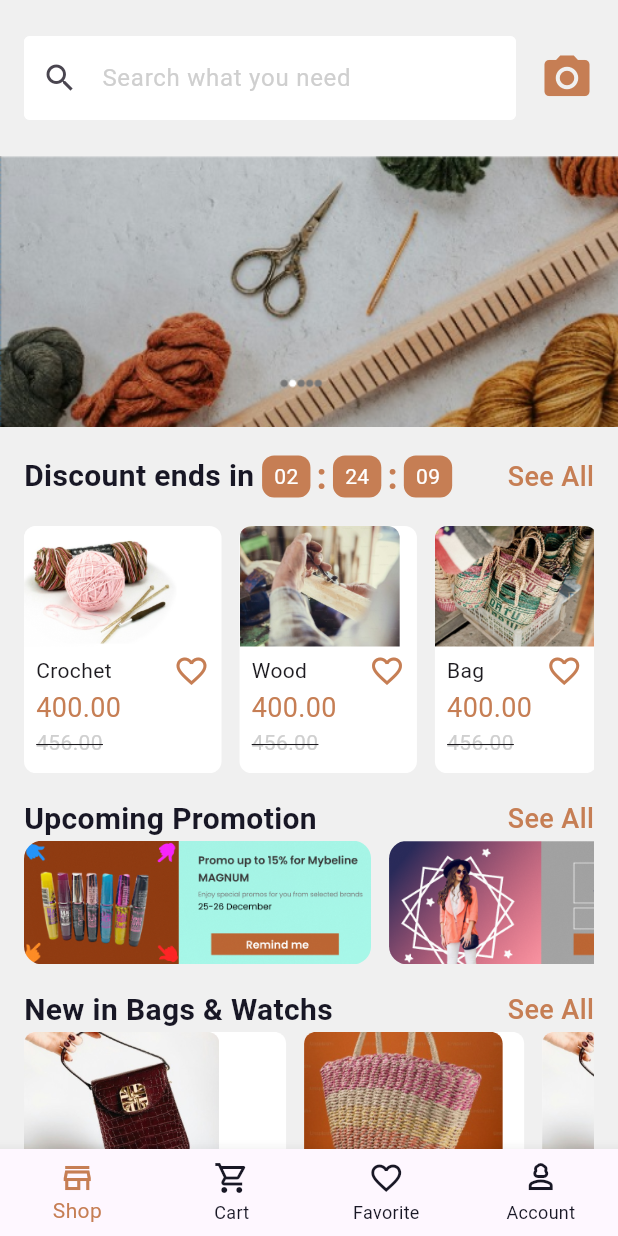
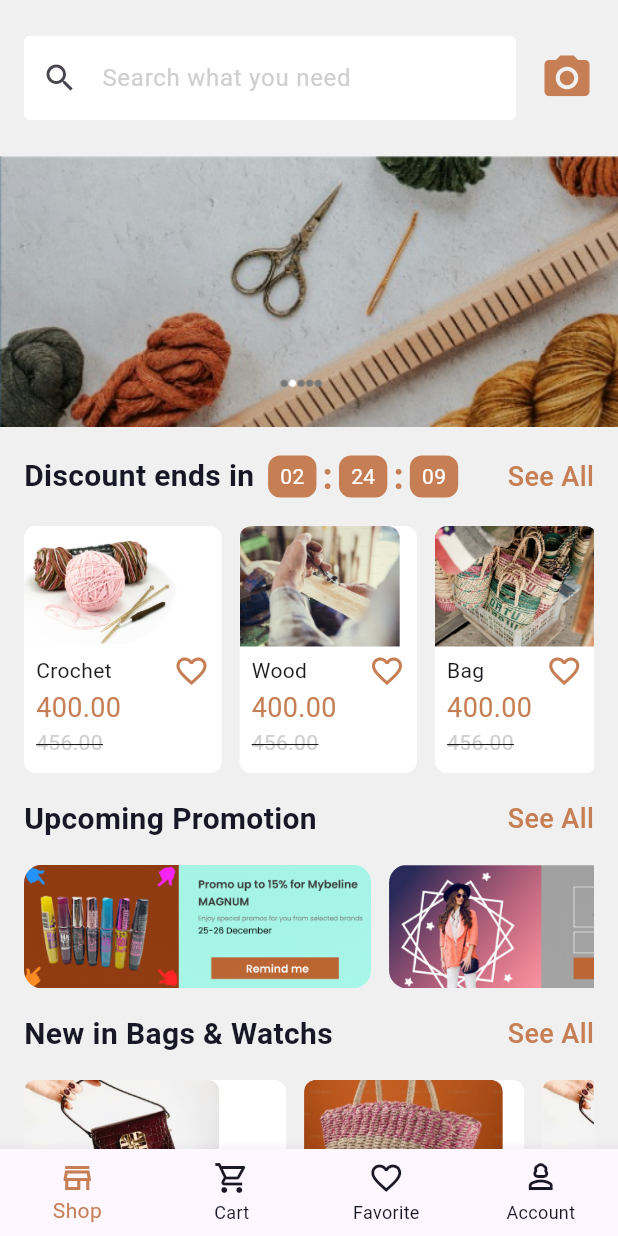
Before and after one commit to KareemFlutter/senior_code_task, a Flutter app: the screen it shows after launch, on a phone screen of 412 x 824 dp. Run offline on Flutter 3.47's test engine with Material 3 defaults, Android fonts, the phone set to English and light mode, and no system bars; our stand-ins replace bloc, flutter_bloc.

Commit message:
space_fix

```diff
--- a/lib/Feature/home/presentation/views/home_screen.dart
+++ b/lib/Feature/home/presentation/views/home_screen.dart
@@ -71,6 +71,7 @@ class HomeScreen extends StatelessWidget {
                     ),
                     const SizedBox(height: 16),
                     const CustomRowText(text: "Upcoming Promotion"),
+                    const SizedBox(height: 16),
                     SizedBox(
                       height: MediaQuery.sizeOf(context).height * 0.1,
                       child: ListView.separated(
@@ -88,6 +89,7 @@ class HomeScreen extends StatelessWidget {
                     ),
                     const SizedBox(height: 16),
                     const CustomRowText(text: "New in Bags & Watchs"),
+                    const SizedBox(height: 16),
                     SizedBox(
                       height: MediaQuery.sizeOf(context).height * 0.18,
                       child: ListView.separated(
@@ -107,6 +109,7 @@ class HomeScreen extends StatelessWidget {
                     ),
                     const SizedBox(height: 16),
                     const CustomRowText(text: "New in Crochet & Clothes"),
+                    const SizedBox(height: 16),
                     SizedBox(
                       height: MediaQuery.sizeOf(context).height * 0.18,
                       child: ListView.separated(
@@ -126,6 +129,7 @@ class HomeScreen extends StatelessWidget {
                     ),
                     const SizedBox(height: 16),
                     const CustomRowText(text: "New in Antiqes & Ceramic"),
+                    const SizedBox(height: 16),
                     SizedBox(
                       height: MediaQuery.sizeOf(context).height * 0.18,
                       child: ListView.separated(
@@ -145,6 +149,7 @@ class HomeScreen extends StatelessWidget {
                     ),
                     const SizedBox(height: 16),
                     const CustomRowText(text: "New in Wedding & Scoial Event"),
+                    const SizedBox(height: 16),
                     SizedBox(
                       height: MediaQuery.sizeOf(context).height * 0.18,
                       child: ListView.separated(
@@ -164,6 +169,7 @@ class HomeScreen extends StatelessWidget {
                     ),
                     const SizedBox(height: 16),
                     const CustomRowText(text: "Software Service"),
+                    const SizedBox(height: 16),
                     SizedBox(
                       height: MediaQuery.sizeOf(context).height * 0.18,
                       child: ListView.separated(
--- a/lib/Feature/home/presentation/widget/custom_discount_text_row.dart
+++ b/lib/Feature/home/presentation/widget/custom_discount_text_row.dart
@@ -16,6 +16,7 @@ class CustomDiscountTextRow extends StatelessWidget {
         Row(
           children: [
             CustomAppText(text: "Discount ends in "),
+            SizedBox(width: 4),
             Row(
               children: [
                 CustomContainerDate(text: "02"),
--- a/lib/core/widget/custom_list_view_body.dart
+++ b/lib/core/widget/custom_list_view_body.dart
@@ -53,7 +53,7 @@ class CustomListViewBody extends StatelessWidget {
                   price,
                   style: const TextStyle(
                     color: AppColor.kprimaryColor,
-                    fontSize: 18,
+                    fontSize: 16,
                   ),
                 ),
               ],
```
